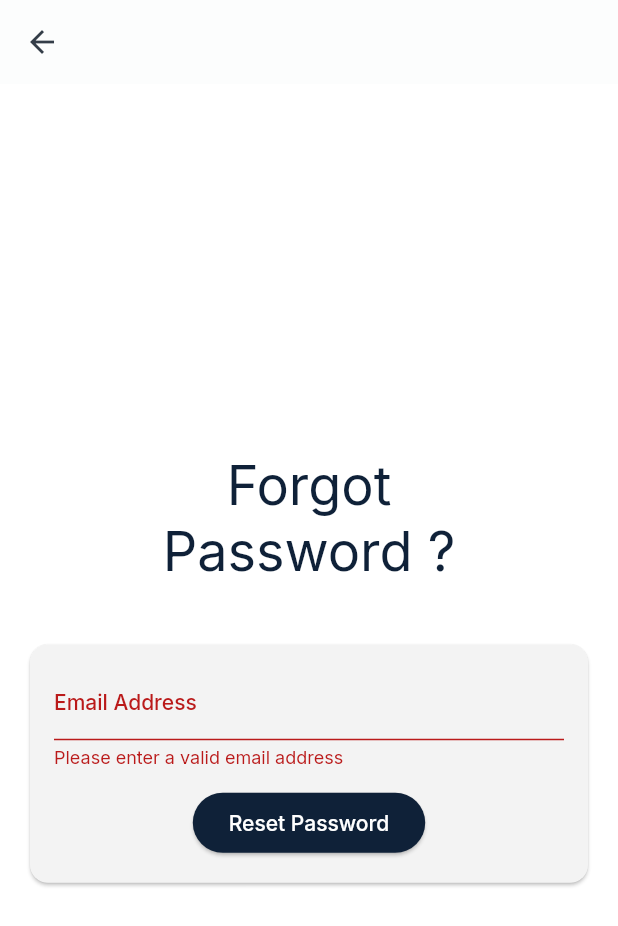
After one commit to paritoshkrjha/QRCodeOwnerFrontEnd, a Flutter app: the ForgotPassword screen opened directly, after a tap on "Reset Password", on a phone screen of 412 x 824 dp. The commit adds this screen. Shown: the top 926 px of the screen. Run offline on Flutter 3.47's test engine with Material 2 defaults, Android fonts, the phone set to English and light mode, and no system bars; our stand-ins replace cloud_firestore, firebase_auth, firebase_core, firebase_database, firebase_messaging, font_awesome_flutter and 2 more; missing offline and left inert: maps_launcher; accounts and stored records are empty.

Commit message:
Added Delete and Forgot password option

```diff
--- /dev/null
+++ b/lib/firebase/firebase_utils.dart
@@ -0,0 +1,5 @@
+
+class FirebaseUtils {
+
+
+}
--- a/lib/main.dart
+++ b/lib/main.dart
@@ -5,7 +5,7 @@ import 'package:owner_front/screens/auth_screen.dart';
 import 'package:firebase_core/firebase_core.dart';
 import 'package:owner_front/screens/home_screen.dart';
 import 'package:owner_front/screens/splash_screen.dart';
-import 'firebase_options.dart';
+import 'firebase/firebase_options.dart';
 
 var kColorScheme = ColorScheme.fromSeed(seedColor: const Color(0xff0f2138));
 
--- /dev/null
+++ b/lib/screens/forgot_pass.dart
@@ -0,0 +1,167 @@
+import 'package:cloud_firestore/cloud_firestore.dart';
+import 'package:firebase_auth/firebase_auth.dart';
+import 'package:flutter/material.dart';
+
+import 'package:owner_front/screens/splash_screen.dart';
+
+final _auth = FirebaseAuth.instance;
+FirebaseFirestore database = FirebaseFirestore.instance;
+
+class ForgotPassword extends StatefulWidget {
+  const ForgotPassword({super.key});
+
+  @override
+  State<ForgotPassword> createState() => _ForgotPasswordState();
+}
+
+class _ForgotPasswordState extends State<ForgotPassword> {
+  final _formKey = GlobalKey<FormState>();
+  bool loading = false;
+
+  late UserCredential userCredentials;
+
+  var _enteredEmail = "";
+
+  _submit() async {
+    final isValid = _formKey.currentState!.validate();
+
+    if (!isValid) {
+      return;
+    }
+    _formKey.currentState!.save();
+
+    setState(() {
+      loading = true;
+    });
+
+    await _auth.sendPasswordResetEmail(email: _enteredEmail).then((value) {
+      setState(() {
+        loading = false;
+      });
+      showDialog(
+          context: context,
+          builder: (context) => AlertDialog(
+                title: const Text('Successful'),
+                content: const Text(
+                    'Reset link has been sent to your mail. Update your password and sign in.'),
+                actions: [
+                  TextButton(
+                      onPressed: () {
+                        Navigator.of(context)
+                            .popUntil((route) => route.isFirst);
+                      },
+                      child: const Text('Ok'))
+                ],
+              ));
+    }).catchError((e) {
+      setState(() {
+        loading = false;
+      });
+      showDialog(
+          context: context,
+          builder: (context) => AlertDialog(
+                title: const Text('Something went wrong'),
+                content: Text(e.toString()),
+                actions: [
+                  TextButton(
+                      onPressed: () {
+                        Navigator.of(context).pop();
+                      },
+                      child: const Text('Ok'))
+                ],
+              ));
+    });
+  }
+
+  @override
+  Widget build(BuildContext context) {
+    return Scaffold(
+      backgroundColor: Colors.white,
+      appBar: AppBar(),
+      body: Center(
+        child: loading
+            ? const SplashScreen()
+            : SingleChildScrollView(
+                child: Column(
+                  mainAxisAlignment: MainAxisAlignment.center,
+                  children: [
+                    Center(
+                      child: Container(
+                        margin: const EdgeInsets.only(
+                          top: 30,
+                          bottom: 20,
+                          left: 20,
+                          right: 20,
+                        ),
+                        width: 200,
+                        child: const Text(
+                          "Forgot Password ?",
+                          style: TextStyle(
+                            fontSize: 36,
+                            color: Color(0xff0f2138),
+                          ),
+                          textAlign: TextAlign.center,
+                        ),
+                      ),
+                    ),
+                    Card(
+                      color: const Color(0xfff8f8f8),
+                      surfaceTintColor: Colors.grey,
+                      margin: const EdgeInsets.all(20),
+                      child: SingleChildScrollView(
+                        child: Padding(
+                          padding: const EdgeInsets.all(16),
+                          child: Form(
+                            key: _formKey,
+                            child: Column(
+                              mainAxisSize: MainAxisSize.min,
+                              children: [
+                                TextFormField(
+                                  decoration: const InputDecoration(
+                                    labelText: 'Email Address',
+                                  ),
+                                  autocorrect: false,
+                                  keyboardType: TextInputType.emailAddress,
+                                  textCapitalization: TextCapitalization.none,
+                                  validator: (value) {
+                                    if (value == null ||
+                                        value.trim().isEmpty ||
+                                        !value.contains('@')) {
+                                      return 'Please enter a valid email address';
+                                    }
+                                    return null;
+                                  },
+                                  onSaved: (value) {
+                                    _enteredEmail = value!;
+                                  },
+                                ),
+                                const SizedBox(
+                                  height: 12,
+                                ),
+                                ElevatedButton(
+                                  onPressed: () {
+                                    _submit();
+                                  },
+                                  style: ElevatedButton.styleFrom(
+                                      backgroundColor: const Color(0xff0f2138)),
+                                  child: loading
+                                      ? const SizedBox(
+                                          child: CircularProgressIndicator())
+                                      : const Text(
+                                          'Reset Password',
+                                          style: TextStyle(color: Colors.white),
+                                        ),
+                                ),
+                              ],
+                            ),
+                          ),
+                        ),
+                      ),
+                    )
+                  ],
+                ),
+              ),
+      ),
+    );
+  }
+}
```
Also changed, not shown: lib/screens/auth_screen.dart (+16 -1 lines), lib/widgets/req_list.dart (+32 -2 lines), lib/widgets/req_overlay.dart (+37 -14 lines), lib/firebase/firebase_options.dart (renamed from lib/firebase_options.dart).
